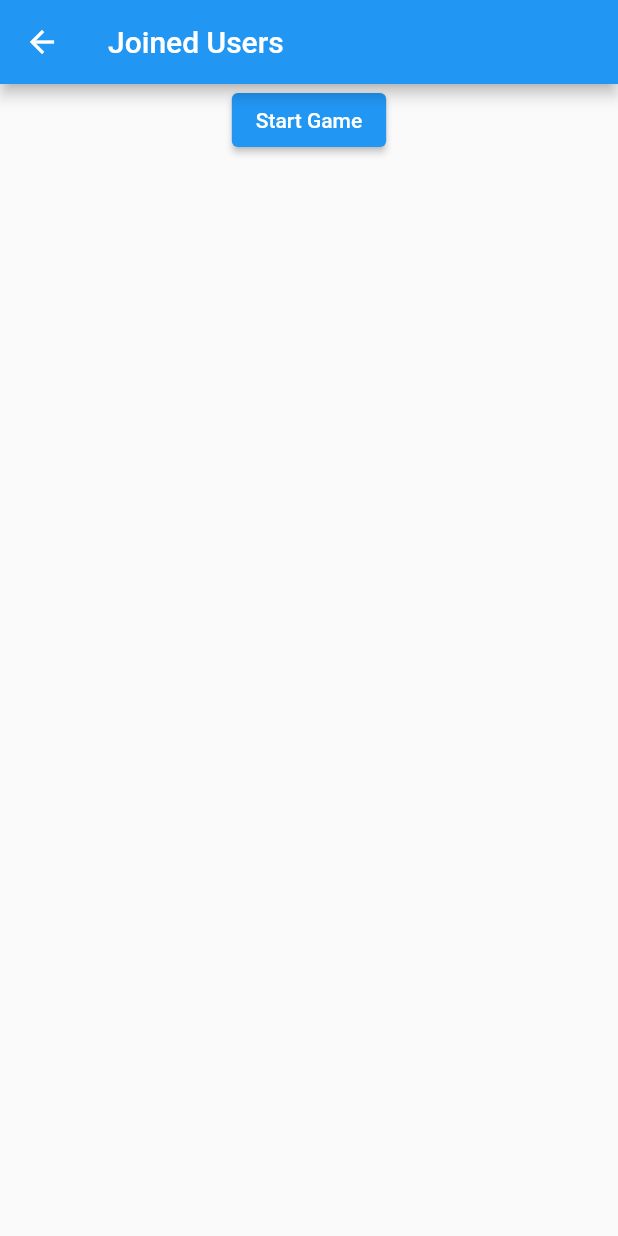
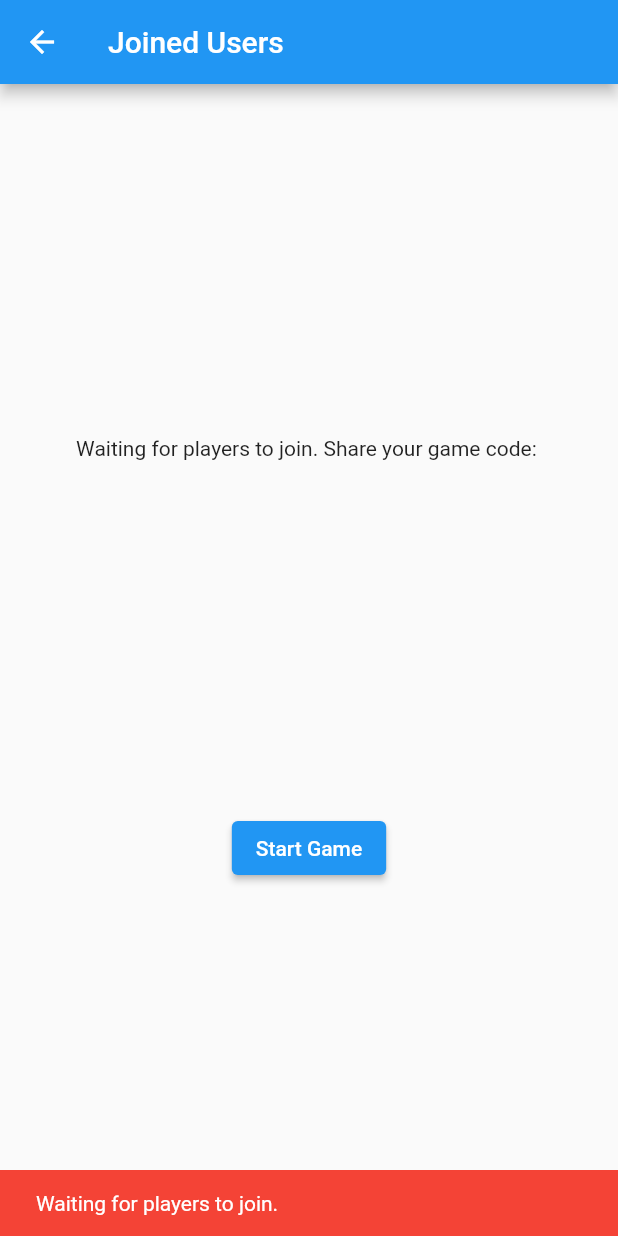
Before and after one commit to ishtig/least-sum, a Flutter app: the CreatorUserListPage screen opened directly with empty values, after a tap on "Start Game", on a phone screen of 412 x 824 dp. Run offline on Flutter 3.47's test engine with Material 2 defaults, Android fonts, the phone set to English and light mode, and no system bars; our stand-ins replace firebase_core, firebase_database; missing offline and left inert: stack; accounts and stored records are empty.

Commit message:
Improve wait layout for game creator. Also add edge case where no player has joined yet.

```diff
--- a/lib/screens/creator_wait.dart
+++ b/lib/screens/creator_wait.dart
@@ -19,12 +19,13 @@ class CreatorUserListPage extends StatelessWidget {
         appBar: AppBar(title: Text('Joined Users')),
         body: Center(
             child: Column(
+          mainAxisAlignment: MainAxisAlignment.spaceEvenly,
           children: [
             StreamBuilder<Event>(
                 stream: getGamePlayers(gameCode),
                 builder: (context, eventSnapshot) {
                   if (!eventSnapshot.hasData) {
-                    return Text('Loading...');
+                    return Center(child: Text('Loading...'));
                   } else {
                     var event = eventSnapshot.data;
                     if (event.snapshot.value is Map) {
@@ -33,6 +34,10 @@ class CreatorUserListPage extends StatelessWidget {
                       playersMap.forEach((key, value) {
                         players.add(key);
                       });
+                    }
+                    if (players.length < 2) {
+                      return Text(
+                          'Waiting for players to join. Share your game code: $gameCode');
                     }
                     return ListView.builder(
                         shrinkWrap: true,
@@ -44,8 +49,15 @@ class CreatorUserListPage extends StatelessWidget {
                 }),
             ElevatedButton(
                 onPressed: () async {
-                  await startGame(players);
-                  openGame(gameCode, context);
+                  if (players.length >= 2) {
+                    await startGame(players);
+                    openGame(gameCode, context);
+                  } else {
+                    ScaffoldMessenger.of(context).showSnackBar(SnackBar(
+                      backgroundColor: Colors.red,
+                      content: Text("Waiting for players to join."),
+                    ));
+                  }
                 },
                 child: Text(Strings.startGame))
           ],
```
